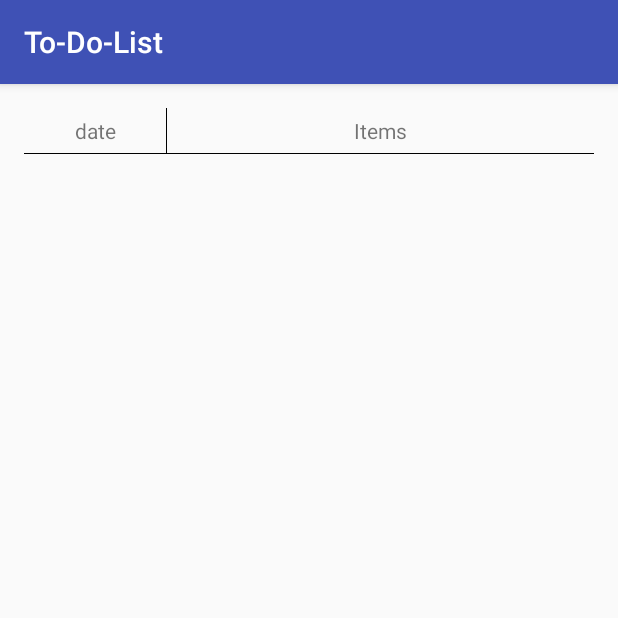
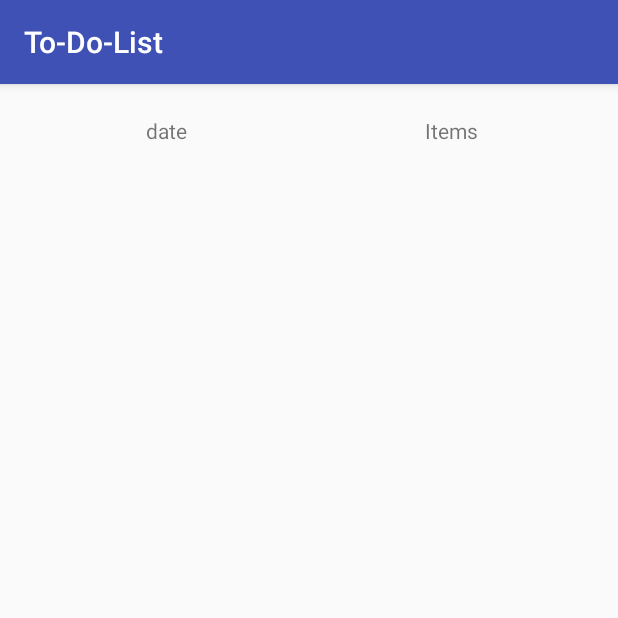
Before and after one commit to ricolai2609/To-Do-List, an Android app: the screen it shows after launch (MainActivity), on a phone screen of 412 x 824 dp, the top half of it. Run offline under Robolectric (Android 15) with nearby library versions, the phone set to English and light mode, and no system bars.

Commit message:
Revert "Under Line"
This reverts commit f6c30f86b712d1a10ca6bab4488c795a9812c27d.

```diff
--- a/app/src/main/res/layout/activity_main.xml
+++ b/app/src/main/res/layout/activity_main.xml
@@ -1,9 +1,8 @@
 <?xml version="1.0" encoding="utf-8"?>
-<LinearLayout xmlns:android="http://schemas.android.com/apk/res/android"
+<RelativeLayout xmlns:android="http://schemas.android.com/apk/res/android"
     xmlns:tools="http://schemas.android.com/tools"
     android:layout_width="match_parent"
     android:layout_height="match_parent"
-    android:orientation="vertical"
     android:paddingBottom="@dimen/activity_vertical_margin"
     android:paddingLeft="@dimen/activity_horizontal_margin"
     android:paddingRight="@dimen/activity_horizontal_margin"
@@ -23,26 +22,19 @@
 
             <TextView
                 android:layout_width="0dp"
+                android:layout_weight="1"
                 android:layout_height="match_parent"
-                android:layout_weight="1"
-                android:gravity="center"
-                android:text="date" />
-
-            <LinearLayout
-
-                style="@style/common_vertical_division_line_style" />
+                android:text="date"
+                android:gravity="center"/>
 
             <TextView
                 android:layout_width="0dp"
+                android:layout_weight="1"
                 android:layout_height="match_parent"
-                android:layout_weight="3"
-                android:gravity="center"
-                android:text="Items" />
+                android:text="Items"
+                android:gravity="center"/>
 
         </LinearLayout>
 
-        <LinearLayout style="@style/common_horizontal_division_line_style" />
-
     </LinearLayout>
-
-</LinearLayout>
+</RelativeLayout>
--- a/app/src/main/res/values/styles.xml
+++ b/app/src/main/res/values/styles.xml
@@ -8,17 +8,4 @@
         <item name="colorAccent">@color/colorAccent</item>
     </style>
 
-    <style name="common_horizontal_division_line_style">
-        <item name="android:layout_width">match_parent</item>
-        <item name="android:layout_height">0.5dp</item>
-        <item name="android:orientation">horizontal</item>
-        <item name="android:background">#000000</item>
-    </style>
-
-    <style name="common_vertical_division_line_style">
-        <item name="android:layout_width">0.5dp</item>
-        <item name="android:layout_height">match_parent</item>
-        <item name="android:background">#000000</item>
-    </style>
-
 </resources>
```
